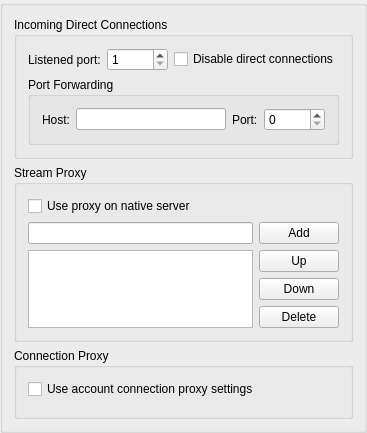
Before: the Qt Designer form src/plugins/socksstreams/socksoptions.ui in vacuum-im/vacuum-im, drawn with Qt 5.
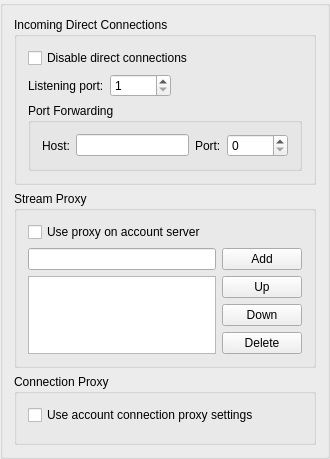
After: the same form once the commit is applied.

```diff
--- a/src/plugins/socksstreams/socksoptions.ui
+++ b/src/plugins/socksstreams/socksoptions.ui
@@ -6,8 +6,8 @@
    <rect>
     <x>0</x>
     <y>0</y>
-    <width>328</width>
-    <height>404</height>
+    <width>330</width>
+    <height>429</height>
    </rect>
   </property>
   <layout class="QVBoxLayout" name="verticalLayout_4">
@@ -23,12 +23,25 @@
          <string>Incoming Direct Connections</string>
         </property>
         <layout class="QVBoxLayout" name="verticalLayout_6">
+         <item>
+          <widget class="QCheckBox" name="chbDisableDirectConnect">
+           <property name="sizePolicy">
+            <sizepolicy hsizetype="MinimumExpanding" vsizetype="Fixed">
+             <horstretch>0</horstretch>
+             <verstretch>0</verstretch>
+            </sizepolicy>
+           </property>
+           <property name="text">
+            <string>Disable direct connections</string>
+           </property>
+          </widget>
+         </item>
          <item>
           <layout class="QHBoxLayout" name="horizontalLayout">
            <item>
             <widget class="QLabel" name="pblPort">
              <property name="text">
-              <string>Listened port:</string>
+              <string>Listening port:</string>
              </property>
              <property name="buddy">
               <cstring>spbPort</cstring>
@@ -46,17 +59,17 @@
             </widget>
            </item>
            <item>
-            <widget class="QCheckBox" name="chbDisableDirectConnect">
-             <property name="sizePolicy">
-              <sizepolicy hsizetype="MinimumExpanding" vsizetype="Fixed">
-               <horstretch>0</horstretch>
-               <verstretch>0</verstretch>
-              </sizepolicy>
+            <spacer name="horizontalSpacer">
+             <property name="orientation">
+              <enum>Qt::Horizontal</enum>
              </property>
-             <property name="text">
-              <string>Disable direct connections</string>
+             <property name="sizeHint" stdset="0">
+              <size>
+               <width>40</width>
+               <height>20</height>
+              </size>
              </property>
-            </widget>
+            </spacer>
            </item>
           </layout>
          </item>
@@ -111,7 +124,7 @@
          <item>
           <widget class="QCheckBox" name="chbUseNativeServerProxy">
            <property name="text">
-            <string>Use proxy on native server</string>
+            <string>Use proxy on account server</string>
            </property>
           </widget>
          </item>
```
Left out of the diff: 11 changed lines with no effect on the pictures.
